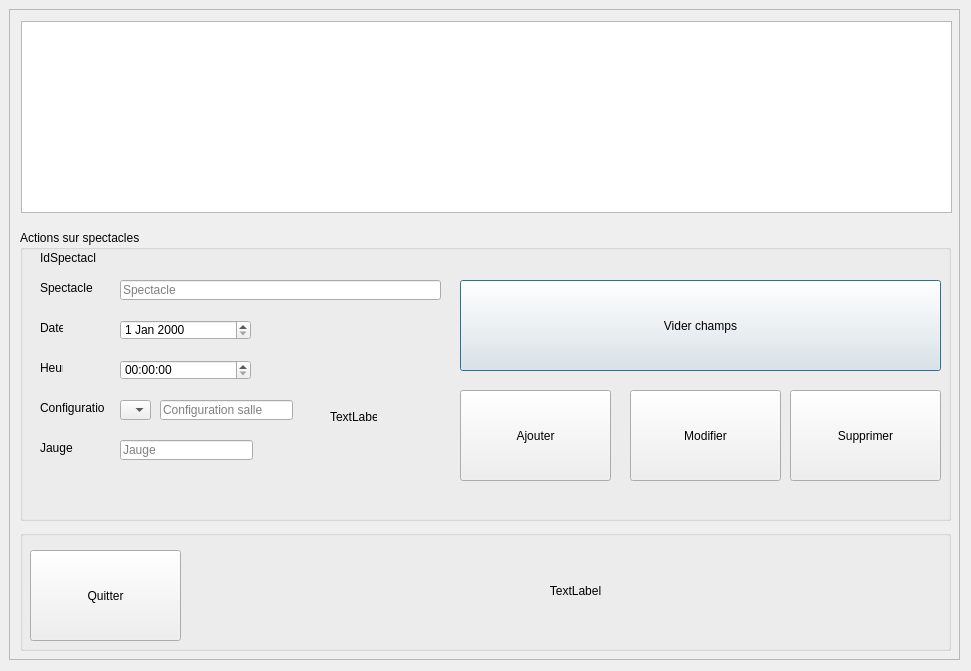
This is FestiClicC/spectacles.ui in FestiClic/FestiClic3 as Qt 5 draws it before an edit. The edited form follows.
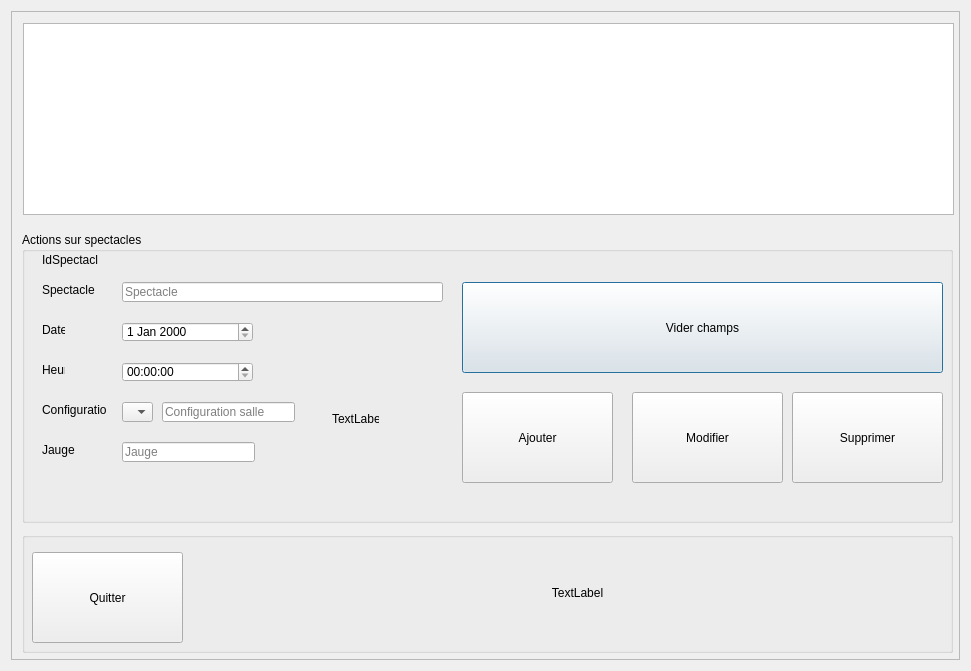
This is the edited form.

Diff of the .ui file:
```diff
--- a/FestiClicC/spectacles.ui
+++ b/FestiClicC/spectacles.ui
@@ -13,15 +13,9 @@
   <property name="windowTitle">
    <string>Spectacles</string>
   </property>
+  <layout class="QVBoxLayout" name="verticalLayout">
+   <item>
   <widget class="QScrollArea" name="scrollArea">
-   <property name="geometry">
-    <rect>
-     <x>9</x>
-     <y>9</y>
-     <width>951</width>
-     <height>651</height>
-    </rect>
-   </property>
    <property name="widgetResizable">
     <bool>true</bool>
    </property>
@@ -30,8 +24,8 @@
      <rect>
       <x>0</x>
       <y>0</y>
-      <width>949</width>
-      <height>649</height>
+        <width>951</width>
+        <height>651</height>
      </rect>
     </property>
     <widget class="QGroupBox" name="groupBox">
@@ -313,6 +307,8 @@
     </widget>
    </widget>
   </widget>
+   </item>
+  </layout>
  </widget>
  <tabstops>
   <tabstop>sTxtSpectacle</tabstop>
```
Lines whose indentation alone changed are shown as unchanged.
